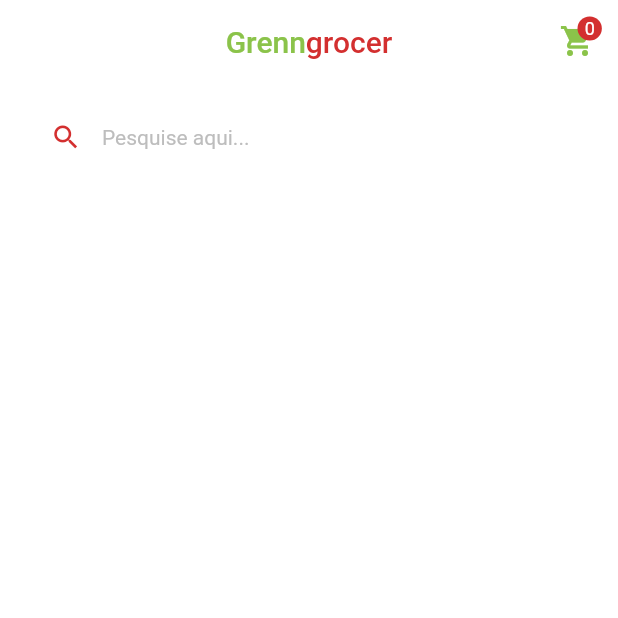
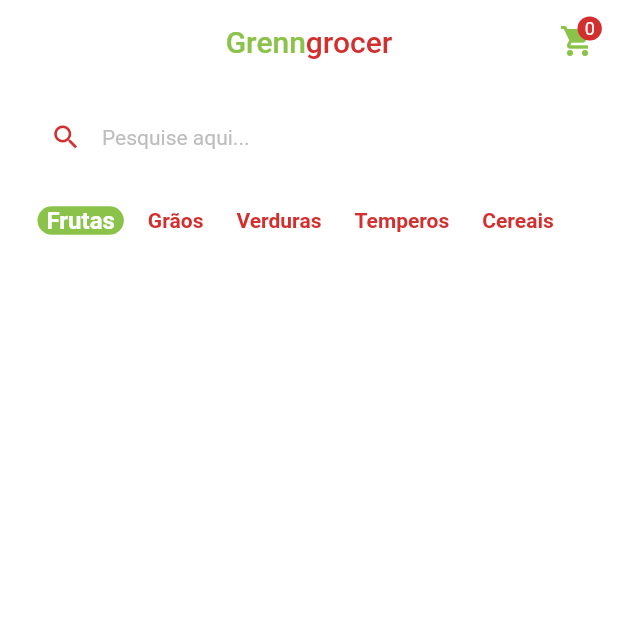
Before and after one commit to Jo-Analyst/greengrocer, a Flutter app: the HomeTab screen opened directly, on a phone screen of 412 x 824 dp, the top half of it. Run offline on Flutter 3.47's test engine with Material 3 defaults, Android fonts, the phone set to English and light mode, and no system bars; our stand-ins replace animated_text_kit, mask_text_input_formatter.

Commit message:
21. Seção de categorias

```diff
--- /dev/null
+++ b/lib/src/home/components/category_tile.dart
@@ -0,0 +1,42 @@
+import 'package:flutter/material.dart';
+import 'package:greengrocer/src/config/custom_colors.dart';
+
+class CategoryTile extends StatelessWidget {
+  final String category;
+  final bool isSelected;
+  final VoidCallback onPressed;
+  const CategoryTile({
+    super.key,
+    required this.category,
+    required this.isSelected,
+    required this.onPressed,
+  });
+
+  @override
+  Widget build(BuildContext context) {
+    return GestureDetector(
+      onTap: onPressed,
+      child: Align(
+        alignment: Alignment.center,
+        child: Container(
+          padding: const EdgeInsets.symmetric(horizontal: 6),
+          decoration: BoxDecoration(
+            color: isSelected
+                ? CustomColors.customSwatchColor
+                : Colors.transparent,
+            borderRadius: BorderRadius.circular(10),
+          ),
+          child: Text(
+            category,
+            style: TextStyle(
+              color:
+                  isSelected ? Colors.white : CustomColors.customContrastColor,
+              fontWeight: FontWeight.bold,
+              fontSize: isSelected ? 16 : 14,
+            ),
+          ),
+        ),
+      ),
+    );
+  }
+}
--- a/lib/src/home/home_tab.dart
+++ b/lib/src/home/home_tab.dart
@@ -1,9 +1,24 @@
-import 'package:flutter/gestures.dart';
 import 'package:flutter/material.dart';
 import 'package:greengrocer/src/config/custom_colors.dart';
+import 'package:greengrocer/src/home/components/category_tile.dart';
 
-class HomeTab extends StatelessWidget {
+class HomeTab extends StatefulWidget {
   const HomeTab({Key? key}) : super(key: key);
+
+  @override
+  State<HomeTab> createState() => _HomeTabState();
+}
+
+class _HomeTabState extends State<HomeTab> {
+  List<String> categories = [
+    "Frutas",
+    "Grãos",
+    "Verduras",
+    "Temperos",
+    "Cereais",
+  ];
+
+  String selectedCategory = "Frutas";
 
   @override
   Widget build(BuildContext context) {
@@ -87,6 +102,29 @@ class HomeTab extends StatelessWidget {
 
           // categorias
 
+          Container(
+            padding: const EdgeInsets.only(left: 25),
+            height: 40,
+            child: ListView.separated(
+              scrollDirection: Axis.horizontal,
+              itemBuilder: (_, index) {
+                String category = categories[index];
+                return CategoryTile(
+                  onPressed: () {
+                    selectedCategory = categories[index];
+                    setState(() {});
+                  },
+                  category: category,
+                  isSelected: category == selectedCategory,
+                );
+              },
+              separatorBuilder: (_, __) => const SizedBox(
+                width: 10,
+              ),
+              itemCount: categories.length,
+            ),
+          )
+
           // grid
         ],
       ),
```
